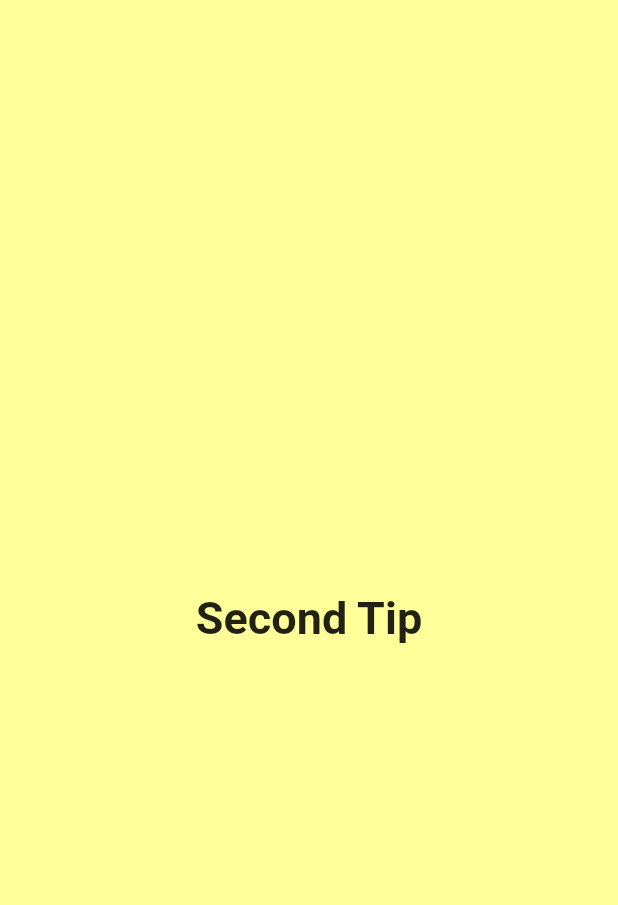
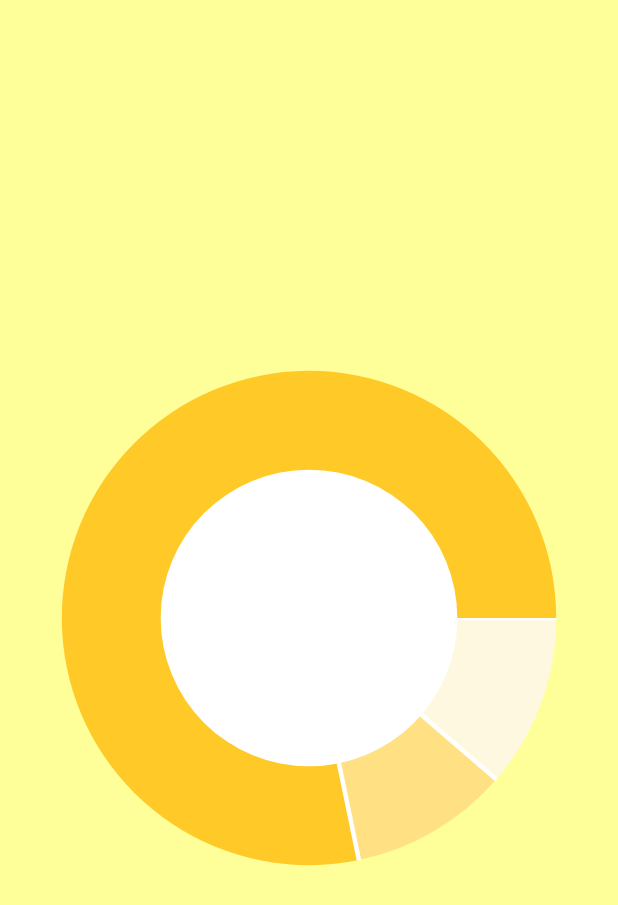
Before and after one commit to havkaweight/mobile, a Flutter app: the OnboardingScreen2 screen opened directly, on a phone screen of 412 x 824 dp. Shown: the top 905 px of the screen. Run offline on Flutter 3.47's test engine with Material 2 defaults, Android fonts, the light colour scheme and no system bars; our stand-ins replace charts_flutter, dio, firebase_auth, firebase_core, flutter_secure_storage, font_awesome_flutter and 5 more; missing offline and left inert: dart:html, dio_http_cache, flutter_driver, flutter_reactive_ble, qr_code_scanner; accounts and stored records are empty; network calls fail.

Commit message:
Added draft of donut chart

```diff
--- a/lib/ui/screens/child_widget.dart
+++ b/lib/ui/screens/child_widget.dart
@@ -2,8 +2,6 @@ import 'package:flutter/material.dart';
 import '../../ui/screens/profile_screen.dart';
 import '../../ui/screens/scale_screen.dart';
 import '../../ui/screens/user_products_screen.dart';
-
-import 'analysis_screen.dart';
 
 class ChildWidget extends StatelessWidget {
   final AvailableScreen screen;
@@ -16,8 +14,6 @@ class ChildWidget extends StatelessWidget {
       widget = ProfileScreen();
     } else if (screen == AvailableScreen.fridge) {
       widget = UserProductsScreen();
-    // } else if (screen == AvailableScreen.analysis) {
-    //   widget = AnalysisScreen();
     }
 
     return SafeArea(
@@ -29,4 +25,4 @@ class ChildWidget extends StatelessWidget {
   }
 }
 
-enum AvailableScreen { profile, fridge, analysis }
+enum AvailableScreen { profile, fridge }
--- a/lib/ui/screens/onboarding_screens.dart
+++ b/lib/ui/screens/onboarding_screens.dart
@@ -8,6 +8,7 @@ import 'package:flutter/cupertino.dart';
 import 'package:flutter/material.dart';
 import 'package:health_tracker/constants/colors.dart';
 import 'package:flutter/src/painting/text_style.dart' as textStyle;
+import 'package:health_tracker/ui/widgets/donut_chart.dart';
 
 import '../widgets/line_chart.dart';
 
@@ -23,14 +24,23 @@ class _OnboardingScreen1State extends State<OnboardingScreen1> {
   void initState() {
     super.initState();
     mockDataPoints = [
-      DataPoint(dx: 0, dy: 0)
+      DataPoint(0, 0)
     ];
 
     Timer.periodic(const Duration(milliseconds: 40), (timer) {
+      if(mockDataPoints.last.dx > 200) {
+        timer.cancel();
+        return;
+      }
       setState(() {
-        mockDataPoints.add(DataPoint(dx: mockDataPoints.last.dx+5, dy: mockDataPoints.last.dy + (Random().nextDouble()*2-1)*10));
+        mockDataPoints.add(DataPoint(mockDataPoints.last.dx+5, mockDataPoints.last.dy + (Random().nextDouble()*2-1)*10));
       });
     });
+  }
+
+  @override
+  void dispose() {
+    super.dispose();
   }
 
   @override
@@ -38,30 +48,75 @@ class _OnboardingScreen1State extends State<OnboardingScreen1> {
     return Scaffold(
       backgroundColor: HavkaColors.bone[100],
       body: Center(
-          child: Column(
-            children: [
-              CustomPaint(
-                painter: HavkaLineChart(mockDataPoints: mockDataPoints),
-              ),
-            ],
+          child: CustomPaint(
+            painter: HavkaLineChart(mockDataPoints),
+            child: Container(),
           ),
       ),
     );
   }
 }
 
-class OnboardingScreen2 extends StatelessWidget {
+class OnboardingScreen2 extends StatefulWidget {
+  @override
+  _OnboardingScreen2State createState() => _OnboardingScreen2State();
+}
+
+class _OnboardingScreen2State extends State<OnboardingScreen2> {
+  late List<DataItem> data;
+
+  @override
+  void initState() {
+    super.initState();
+    data = [
+      DataItem(0.2, "Protein", Colors.amber[50]!),
+      DataItem(0.3, "Fat", Colors.amber[200]!),
+      DataItem(0.5, "Carbs", Colors.amber[400]!),
+    ];
+    int n = 0;
+    Timer.periodic(const Duration(seconds: 1), (timer) {
+      if(n > 3) {
+        timer.cancel();
+        return;
+      }
+      const int milliseconds = 10;
+      final double firstRandom = Random().nextDouble();
+      final double secondRandom = (1 - firstRandom) * Random().nextDouble();
+      final double last = 1 - firstRandom - secondRandom;
+      Timer.periodic(const Duration(milliseconds: milliseconds), (timer) {
+        final double prevFirstRandom = data[0].value;
+        final double prevSecondRandom = data[1].value;
+        final double prevLast = data[2].value;
+        final double tempFirstRandom = (firstRandom - prevFirstRandom) * 1.0 / milliseconds;
+        final double tempSecondRandom = (secondRandom - prevSecondRandom) * 1.0 / milliseconds;
+        final double tempLast = (last - prevLast) * 1.0 / milliseconds;
+        if([firstRandom-prevFirstRandom, secondRandom-prevSecondRandom, last-prevLast].reduce(max) < 0.01) {
+          timer.cancel();
+          return;
+        }
+        setState(() {
+          data = [DataItem(prevFirstRandom + tempFirstRandom, "Protein", Colors.amber[50]!)];
+          data.add(DataItem(prevSecondRandom + tempSecondRandom, "Fat", Colors.amber[200]!));
+          data.add(DataItem(prevLast + tempLast, "Carbs", Colors.amber[400]!));
+        });
+      });
+      n ++;
+    });
+  }
+
+  @override
+  void dispose() {
+    super.dispose();
+  }
+
   @override
   Widget build(BuildContext context) {
     return Scaffold(
       backgroundColor: HavkaColors.bone[200],
-      body: const Center(
-        child: Text(
-          "Second Tip",
-          style: textStyle.TextStyle(
-            fontSize: 30,
-            fontWeight: FontWeight.bold,
-          ),
+      body: Center(
+        child: CustomPaint(
+          painter: HavkaDonutChart(data),
+          child: Container(),
         ),
       ),
     );
--- /dev/null
+++ b/lib/ui/widgets/donut_chart.dart
@@ -0,0 +1,50 @@
+import 'dart:math';
+
+import 'package:flutter/cupertino.dart';
+import 'package:flutter/material.dart';
+
+class DataItem {
+  final double value;
+  final String label;
+  final Color color;
+
+  DataItem(this.value, this.label, this.color);
+}
+
+class HavkaDonutChart extends CustomPainter {
+  final List<DataItem> data;
+  HavkaDonutChart(this.data);
+
+  final linePaint = Paint()
+    ..strokeWidth = 3
+    ..style = PaintingStyle.stroke
+    ..color = Colors.white;
+
+  final midPaint = Paint()
+    ..color = Colors.white
+    ..style = PaintingStyle.fill;
+
+  @override
+  void paint(Canvas canvas, Size size) {
+    final center = Offset(size.width / 2.0, size.height / 2.0);
+    double startAngle = 0.0;
+    final radius = size.width * 0.8;
+    final rect = Rect.fromCenter(center: center, width: radius, height: radius);
+    for(final di in data) {
+      final sweepAngle = di.value * 2.0 * pi;
+      final dx = radius / 2.0 * cos(startAngle);
+      final dy = radius / 2.0 * sin(startAngle);
+      final p2 = center + Offset(dx, dy);
+      final paint = Paint()
+        ..style = PaintingStyle.fill
+        ..color = di.color;
+      canvas.drawArc(rect, startAngle, sweepAngle, true, paint);
+      canvas.drawLine(center, p2, linePaint);
+      startAngle += sweepAngle;
+    }
+    canvas.drawCircle(center, radius * 0.3, midPaint);
+  }
+
+  @override
+  bool shouldRepaint(covariant CustomPainter oldDelegate) => true;
+}
```
Also changed, not shown: lib/model/pie_chart.dart (deleted, +0 -16 lines), lib/ui/screens/analysis_screen.dart (deleted, +0 -62 lines), lib/ui/widgets/line_chart.dart (+4 -10 lines), lib/ui/widgets/pie_chart_graph.dart (deleted, +0 -68 lines).
